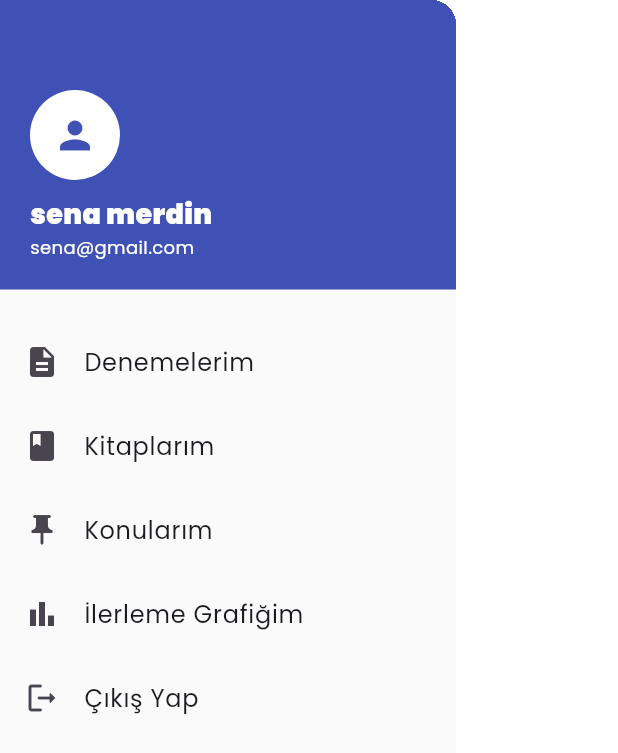
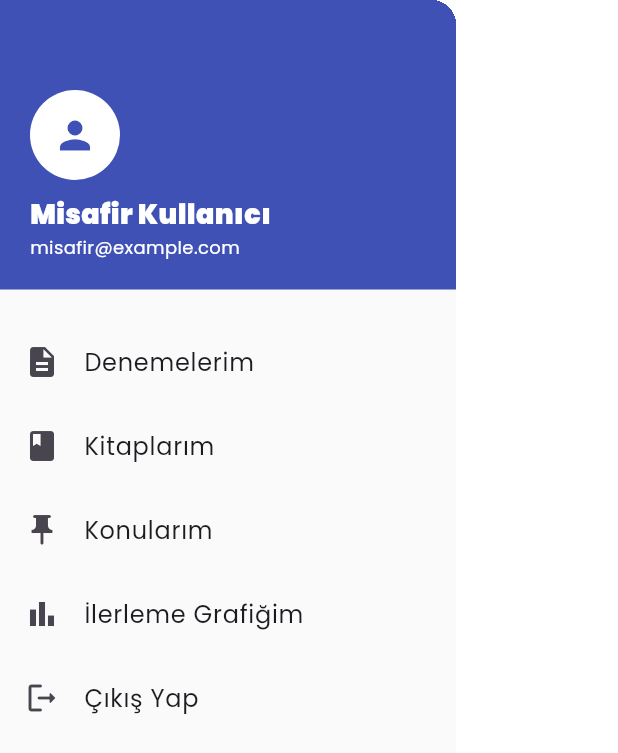
Before and after one commit to ssena-201903/student_track_app, a Flutter app: the CustomDrawer widget shown alone on an empty page, opened directly, on a phone screen of 412 x 824 dp. Shown: the top 753 px of the screen. Run offline on Flutter 3.47's test engine with Material 3 defaults, Android fonts, the phone set to English and light mode, and no system bars; our stand-ins replace audioplayers, cloud_firestore, firebase_auth, firebase_core, fl_chart, flutter_riverpod and 3 more; accounts and stored records are empty; generated files the repository leaves out were written again.

Commit message:
done logout process and edited custom drawer

```diff
--- a/lib/widgets/custom_drawer.dart
+++ b/lib/widgets/custom_drawer.dart
@@ -1,13 +1,19 @@
-// custom_drawer.dart
 import 'package:flutter/material.dart';
+import 'package:flutter_riverpod/flutter_riverpod.dart';
 import 'package:student_track/constants/constants.dart';
+import 'package:student_track/providers/user_provider.dart';
+import 'package:student_track/views/exams/exam_page.dart';
+import 'package:student_track/views/subjects/courses_page.dart';
 import 'package:student_track/widgets/custom_text.dart';
+import 'package:student_track/features/auth/data/auth_repository.dart';
 
-class CustomDrawer extends StatelessWidget {
+class CustomDrawer extends ConsumerWidget {
   const CustomDrawer({super.key});
 
   @override
-  Widget build(BuildContext context) {
+  Widget build(BuildContext context, WidgetRef ref) {
+    final userAsync = ref.watch(userProvider);
+
     return Drawer(
       backgroundColor: Constants.primaryWhiteTone,
       child: ListView(
@@ -16,7 +22,8 @@ class CustomDrawer extends StatelessWidget {
           Container(
             padding: const EdgeInsets.fromLTRB(20, 60, 20, 20),
             color: Constants.primaryColor,
-            child: Column(
+            child: userAsync.when(
+              data: (user) => Column(
                 crossAxisAlignment: CrossAxisAlignment.start,
                 children: [
                   CircleAvatar(
@@ -29,28 +36,44 @@ class CustomDrawer extends StatelessWidget {
                     ),
                   ),
                   const SizedBox(height: 10),
-                const CustomText(
-                  text: "sena merdin",
+                  CustomText(
+                    text: user.name,
                     color: Colors.white,
                     fontWeight: FontWeight.w900,
                     fontSize: 18,
                   ),
-                const CustomText(
-                  text: "sena@gmail.com",
+                  CustomText(
+                    text: user.email,
                     color: Colors.white,
                     fontWeight: FontWeight.normal,
                     fontSize: 12,
                   ),
                 ],
               ),
+              loading: () => const Center(child: CircularProgressIndicator()),
+              error: (error, _) => Center(child: Text('Hata: $error')),
+            ),
           ),
           const SizedBox(height: 20),
           ListTile(
             leading: Icon(Icons.description),
             title: Text('Denemelerim'),
+            onTap: () {
+              Navigator.pop(context);
+              // Navigate to Denemelerim page
+              Navigator.push(context, MaterialPageRoute(builder: (context) => ExamPage()));
+            },
           ),
           ListTile(leading: Icon(Icons.book), title: Text('Kitaplarım')),
-          ListTile(leading: Icon(Icons.push_pin), title: Text('Konularım')),
+          ListTile(
+            leading: Icon(Icons.push_pin),
+            title: Text('Konularım'),
+            onTap: () {
+              Navigator.pop(context);
+              // Navigate to Konularım page
+              Navigator.push(context, MaterialPageRoute(builder: (context) => CoursesPage()));
+            },
+          ),
           ListTile(
             leading: Icon(Icons.bar_chart),
             title: Text('İlerleme Grafiğim'),
@@ -58,6 +81,13 @@ class CustomDrawer extends StatelessWidget {
           ListTile(
             leading: Icon(Icons.logout_rounded),
             title: Text('Çıkış Yap'),
+            onTap: () async {
+              ScaffoldMessenger.of(context).showSnackBar(
+                const SnackBar(content: Text('Çıkış yapılıyor...')),
+              );
+              await ref.read(authRepositoryProvider).signOut();
+              // AuthWrapper otomatik yönlendirme yapacak
+            },
           ),
         ],
       ),
```
Also changed, not shown: lib/views/login/login_page.dart (+9 -1 lines), lib/views/profile/profile_page.dart (+26 -3 lines). Lines whose indentation alone changed are shown as unchanged.
